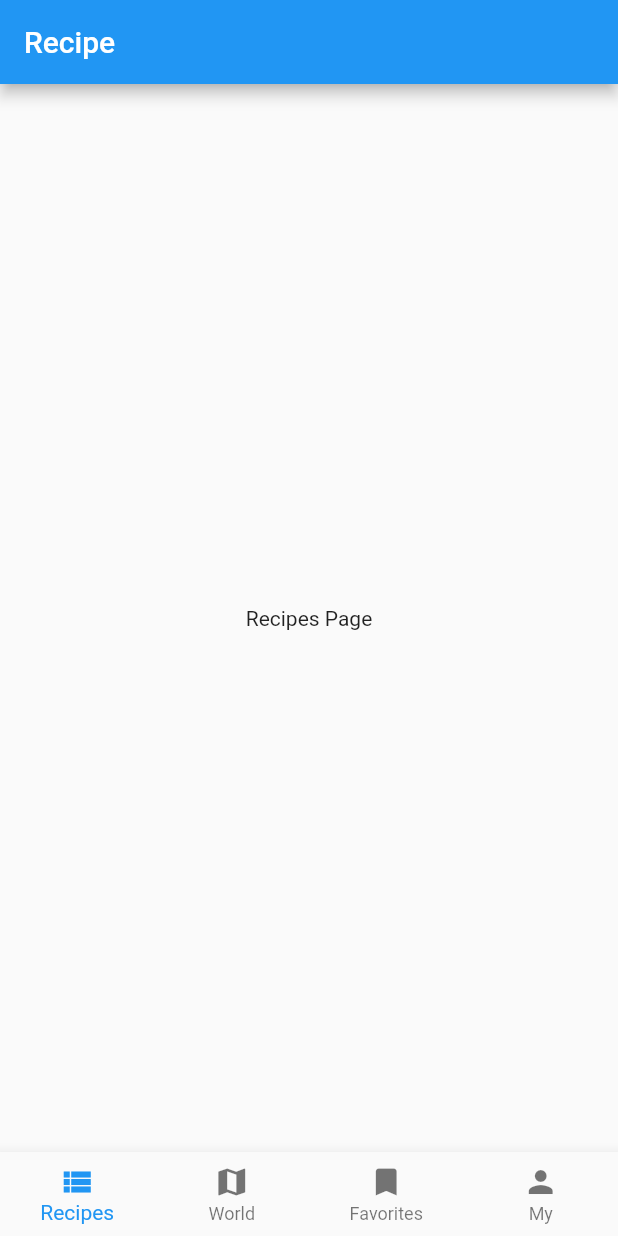
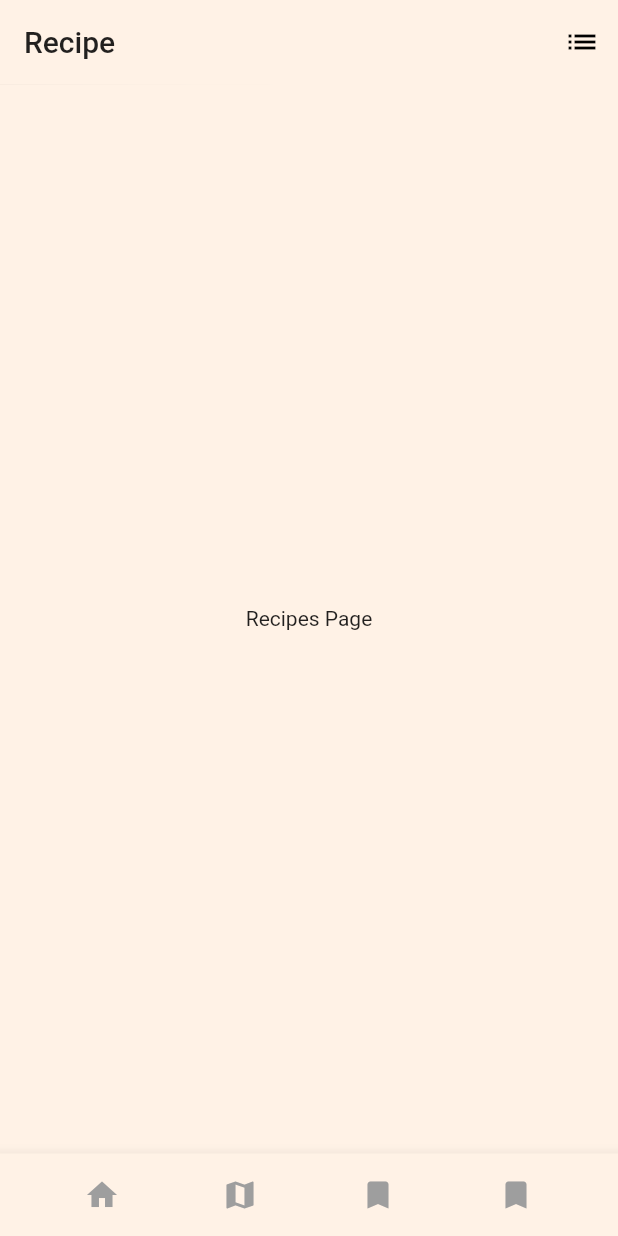
Before and after one commit to JWHAPO/recipe_app, a Flutter app: the screen it shows after launch, on a phone screen of 412 x 824 dp. Run offline on Flutter 3.47's test engine with Material 2 defaults, Android fonts, the phone set to English and light mode, and no system bars; Roboto replaces fonts that are missing (iropke).

Commit message:
change bottom

```diff
--- a/lib/main.dart
+++ b/lib/main.dart
@@ -9,7 +9,7 @@ import 'package:recipe/ui/my.dart';
 void main() => runApp(MyApp());
 
 var routes = <String, WidgetBuilder>{
-  '/main':(BuildContext context) => MyHomePage(key: Key("myHomePage"), title: "Recipe",)
+  '/main':(BuildContext context) => MyHomePage(key: Key("mainPage"), title: "Recipe",)
 };
 
 class MyApp extends StatelessWidget {
@@ -18,7 +18,7 @@ class MyApp extends StatelessWidget {
   Widget build(BuildContext context) {
     return MaterialApp(
       debugShowCheckedModeBanner: false,
-      theme: ThemeData(),
+      theme: ThemeData(primaryColor: Color.fromRGBO(255, 242, 230, 1.0)),
       routes: routes,
       home: SplashPage(),
     );
@@ -48,29 +48,68 @@ class _MyHomePageState extends State<MyHomePage> {
     super.initState();
   }
 
+
+
   @override
   Widget build(BuildContext context) {
+
+    final topAppBar = AppBar(
+      elevation: 0.1,
+      backgroundColor: Color.fromRGBO(255, 242, 230, 1.0),
+      title: Text(widget.title),
+      actions: <Widget>[
+        IconButton(icon: Icon(Icons.list), onPressed: (){
+
+        })
+      ],
+    );
+
+    final makeBottom = Container(
+      height: 55.0,
+      child: BottomAppBar(
+        color: Color.fromRGBO(255, 242, 230, 1.0),
+        child: Row(
+          mainAxisAlignment: MainAxisAlignment.spaceEvenly,
+          children: <Widget>[
+            IconButton(
+              icon: Icon(Icons.home, color:Colors.grey),
+              onPressed: (){
+
+              },
+            ),
+            IconButton(
+              icon: Icon(Icons.map, color:Colors.grey),
+              onPressed: (){
+
+              },
+            ),
+            IconButton(
+              icon: Icon(Icons.bookmark, color:Colors.grey),
+              onPressed: (){
+
+              },
+            ),
+            IconButton(
+              icon: Icon(Icons.bookmark, color:Colors.grey),
+              onPressed: (){
+
+              },
+            )
+          ],
+        ),
+      ),
+    );
+
     return Scaffold(
-      appBar: AppBar(
-        title: Text(widget.title),
-      ),
+      appBar: topAppBar,
+      backgroundColor: Color.fromRGBO(255, 242, 230, 1.0),
       body: _tabChildren[_currentIndex],
-      bottomNavigationBar: BottomNavigationBar(items: [
-        BottomNavigationBarItem(icon: Icon(Icons.view_list), title: Text('Recipes', style: TextStyle(fontFamily: 'iropke'),)),
-        BottomNavigationBarItem(icon: Icon(Icons.map), title: Text('World', style: TextStyle(fontFamily: 'iropke'),)),
-        BottomNavigationBarItem(icon: Icon(Icons.bookmark), title: Text('Favorites', style: TextStyle(fontFamily: 'iropke'),)),
-        BottomNavigationBarItem(icon: Icon(Icons.person), title: Text('My', style: TextStyle(fontFamily: 'iropke'),)),
-      ],
-      onTap: onTabTapped,
-      currentIndex: _currentIndex,
-      type: BottomNavigationBarType.fixed,
-      ),
+      bottomNavigationBar: makeBottom,
     );
   }
   void onTabTapped(int index) {
     setState(() {
       _currentIndex = index;
-
     });
   }
 }
```
